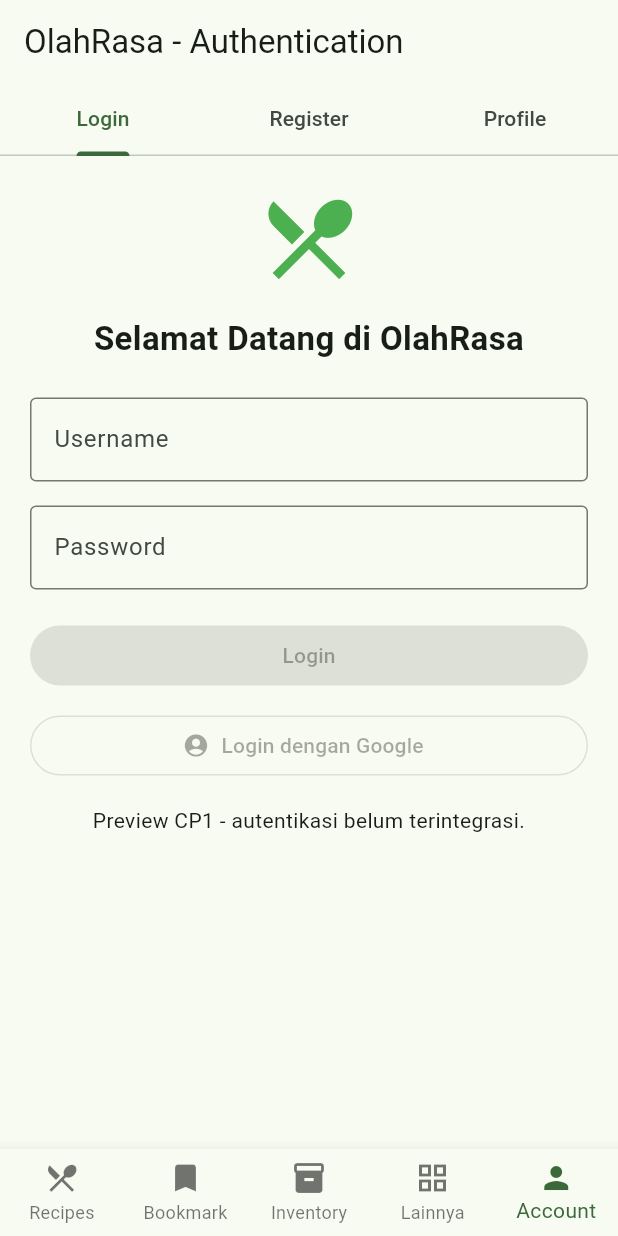
After one commit to Tugas-Kelompok-PBP-D-10/OlahRasa_mobile, a Flutter app: the screen it shows after launch, item 5 of the bottom bar chosen, on a phone screen of 412 x 824 dp. The commit adds this screen. Run offline on Flutter 3.47's test engine with Material 3 defaults, Android fonts, the phone set to English and light mode, and no system bars.

Commit message:
feat(auth): add authentication pages and navigation for CP1

```diff
--- /dev/null
+++ b/lib/pages/authentication_page.dart
@@ -0,0 +1,194 @@
+
+import 'package:flutter/material.dart';
+
+class AuthenticationPage extends StatelessWidget {
+  const AuthenticationPage({super.key});
+
+  @override
+  Widget build(BuildContext context) {
+    return const DefaultTabController(
+      length: 3,
+      child: Column(
+        children: [
+          TabBar(
+            tabs: [
+              Tab(text: 'Login'),
+              Tab(text: 'Register'),
+              Tab(text: 'Profile'),
+            ],
+          ),
+          Expanded(
+            child: TabBarView(
+              children: [
+                _LoginTab(),
+                _RegisterTab(),
+                _ProfileTab(),
+              ],
+            ),
+          ),
+        ],
+      ),
+    );
+  }
+}
+
+class _LoginTab extends StatelessWidget {
+  const _LoginTab();
+
+  @override
+  Widget build(BuildContext context) {
+    return ListView(
+      padding: const EdgeInsets.all(20),
+      children: [
+        const Icon(Icons.restaurant_menu,
+            size: 70, color: Colors.green),
+        const SizedBox(height: 16),
+        const Text(
+          'Selamat Datang di OlahRasa',
+          textAlign: TextAlign.center,
+          style: TextStyle(
+              fontSize: 22, fontWeight: FontWeight.bold),
+        ),
+        const SizedBox(height: 24),
+        const TextField(
+          decoration: InputDecoration(
+            labelText: 'Username',
+            border: OutlineInputBorder(),
+          ),
+        ),
+        const SizedBox(height: 16),
+        const TextField(
+          obscureText: true,
+          decoration: InputDecoration(
+            labelText: 'Password',
+            border: OutlineInputBorder(),
+          ),
+        ),
+        const SizedBox(height: 20),
+        const FilledButton(
+          onPressed: null,
+          child: Text('Login'),
+        ),
+        const SizedBox(height: 12),
+        OutlinedButton.icon(
+          onPressed: null,
+          icon: const Icon(Icons.account_circle),
+          label: const Text('Login dengan Google'),
+        ),
+        const SizedBox(height: 16),
+        const Text(
+          'Preview CP1 - autentikasi belum terintegrasi.',
+          textAlign: TextAlign.center,
+        ),
+      ],
+    );
+  }
+}
+
+class _RegisterTab extends StatelessWidget {
+  const _RegisterTab();
+
+  @override
+  Widget build(BuildContext context) {
+    return ListView(
+      padding: const EdgeInsets.all(20),
+      children: const [
+        Text(
+          'Buat Akun OlahRasa',
+          style: TextStyle(
+              fontSize: 22, fontWeight: FontWeight.bold),
+        ),
+        SizedBox(height: 24),
+        TextField(
+          decoration: InputDecoration(
+            labelText: 'Username',
+            border: OutlineInputBorder(),
+          ),
+        ),
+        SizedBox(height: 16),
+        TextField(
+          decoration: InputDecoration(
+            labelText: 'Email',
+            border: OutlineInputBorder(),
+          ),
+        ),
+        SizedBox(height: 16),
+        TextField(
+          obscureText: true,
+          decoration: InputDecoration(
+            labelText: 'Password',
+            border: OutlineInputBorder(),
+          ),
+        ),
+        SizedBox(height: 16),
+        TextField(
+          obscureText: true,
+          decoration: InputDecoration(
+            labelText: 'Konfirmasi Password',
+            border: OutlineInputBorder(),
+          ),
+        ),
+        SizedBox(height: 20),
+        FilledButton(
+          onPressed: null,
+          child: Text('Register'),
+        ),
+        SizedBox(height: 12),
+        Text('Preview CP1 - registrasi belum terintegrasi.'),
+      ],
+    );
+  }
+}
+
+class _ProfileTab extends StatelessWidget {
+  const _ProfileTab();
+
+  @override
+  Widget build(BuildContext context) {
+    return ListView(
+      padding: const EdgeInsets.all(20),
+      children: const [
+        Center(
+          child: CircleAvatar(
+            radius: 45,
+            child: Icon(Icons.person, size: 55),
+          ),
+        ),
+        SizedBox(height: 20),
+        Center(
+          child: Text(
+            'Profil Pengguna',
+            style: TextStyle(
+                fontSize: 22, fontWeight: FontWeight.bold),
+          ),
+        ),
+        SizedBox(height: 24),
+        ListTile(
+          leading: Icon(Icons.person_outline),
+          title: Text('Username'),
+          subtitle: Text('Belum login'),
+        ),
+        ListTile(
+          leading: Icon(Icons.email_outlined),
+          title: Text('Email'),
+          subtitle: Text('Belum tersedia'),
+        ),
+        ListTile(
+          leading: Icon(Icons.link),
+          title: Text('Google Account'),
+          subtitle: Text('Belum terhubung'),
+        ),
+        SizedBox(height: 20),
+        FilledButton(
+          onPressed: null,
+          child: Text('Logout'),
+        ),
+        SizedBox(height: 12),
+        Text(
+          'Preview CP1 - data profil belum terintegrasi.',
+          textAlign: TextAlign.center,
+        ),
+      ],
+    );
+  }
+}
--- a/lib/pages/home_shell_page.dart
+++ b/lib/pages/home_shell_page.dart
@@ -1,7 +1,9 @@
+
 import 'package:flutter/material.dart';
 import 'bookmark_page.dart';
 import 'recipe_page.dart';
 import 'inventory_page.dart';
+import 'authentication_page.dart';
 
 class HomeShellPage extends StatefulWidget {
   const HomeShellPage({super.key});
@@ -18,6 +20,7 @@ class _HomeShellPageState extends State<HomeShellPage> {
     BookmarkPage(),
     InventoryPage(),
     Center(child: Text('Halaman Modul Lain (Dummy / Placeholder)')),
+    const AuthenticationPage(),
   ];
 
   final List<String> _titles = const [
@@ -25,6 +28,7 @@ class _HomeShellPageState extends State<HomeShellPage> {
     'OlahRasa - Bookmark',
     'OlahRasa - Inventory',
     'OlahRasa - Modul Lain',
+    'OlahRasa - Authentication',
   ];
 
   @override
@@ -59,6 +63,10 @@ class _HomeShellPageState extends State<HomeShellPage> {
             icon: Icon(Icons.grid_view),
             label: 'Lainnya',
           ),
+          BottomNavigationBarItem(
+            icon: Icon(Icons.person),
+            label: 'Account',
+          ),
         ],
       ),
     );
```
